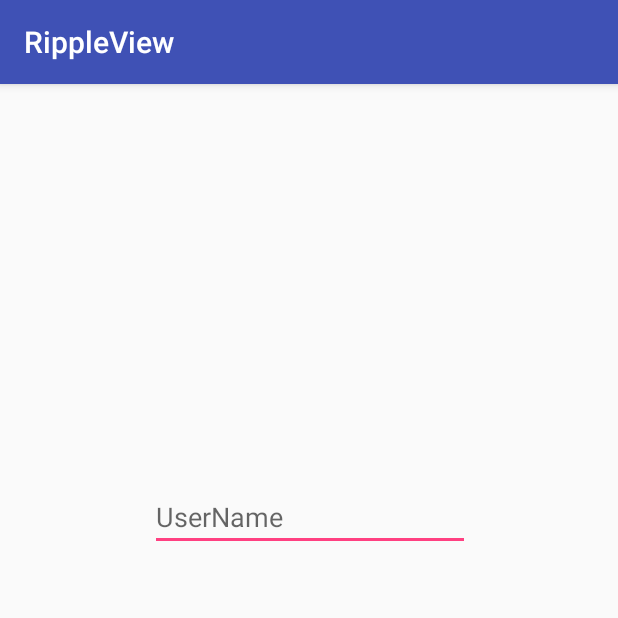
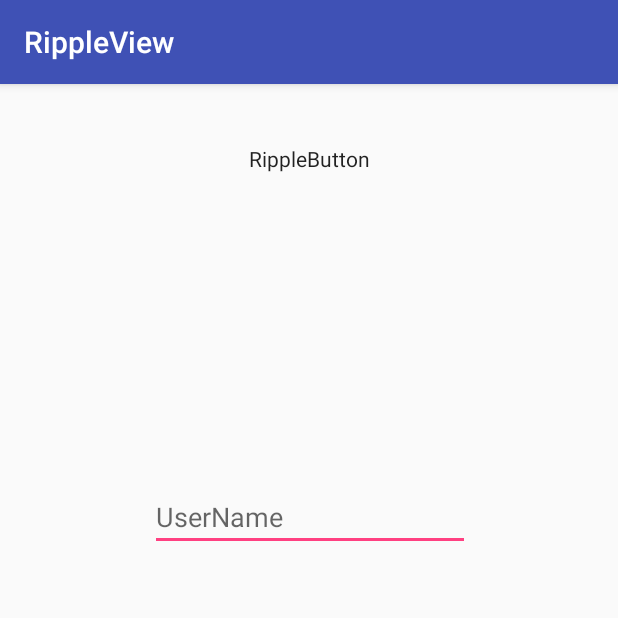
Before and after one commit to quanyan963/RippleView, an Android app: the screen it shows after launch (LoginActivity), on a phone screen of 412 x 824 dp, the top half of it. Run offline under Robolectric (Android 15) with nearby library versions, the phone set to English and light mode, and no system bars; our stand-ins replace ButterKnife; libraries missing offline, so code that uses them is left out: com.dhh.websocket, com.lzy.okgo; 6 statements that could not run were skipped.

Commit message:
ripplebutton

```diff
--- a/app/build.gradle
+++ b/app/build.gradle
@@ -10,7 +10,7 @@ android {
         versionName "1.0"
         testInstrumentationRunner "android.support.test.runner.AndroidJUnitRunner"
     }
-    compileOptions{
+    compileOptions {
         sourceCompatibility org.gradle.api.JavaVersion.VERSION_1_8
         targetCompatibility org.gradle.api.JavaVersion.VERSION_1_8
     }
@@ -38,7 +38,7 @@ dependencies {
     compile 'com.dhh:websocket2:1.3.0'
     implementation files('libs/gson-2.3.1.jar')
     implementation files('libs/login-with-amazon-sdk.jar')
-    //    compile 'com.jakewharton:butterknife:8.2.1'
-    //    annotationProcessor 'com.jakewharton:butterknife-compiler:8.2.1'
+    compile 'com.jakewharton:butterknife:8.2.1'
+    annotationProcessor 'com.jakewharton:butterknife-compiler:8.2.1'
     implementation files('libs/txtled.jar')
 }
--- a/app/src/main/java/com/example/komoriwu/rippleview/login/LoginActivity.java
+++ b/app/src/main/java/com/example/komoriwu/rippleview/login/LoginActivity.java
@@ -13,27 +13,34 @@ import android.widget.Toast;
 import com.example.komoriwu.rippleview.MainActivity;
 import com.example.komoriwu.rippleview.R;
 import com.example.komoriwu.rippleview.util.Constent;
+import com.example.komoriwu.rippleview.widget.RippleButton;
 import com.lzy.okgo.OkGo;
 import com.lzy.okgo.callback.StringCallback;
 import com.lzy.okgo.model.Response;
+
+import butterknife.BindView;
+import butterknife.ButterKnife;
+import butterknife.OnClick;
 
 
 /**
  * Created by KomoriWu on 2017/11/9.
  */
 
-public class LoginActivity extends AppCompatActivity implements View.OnClickListener{
+public class LoginActivity extends AppCompatActivity implements View.OnClickListener {
 
-    //@BindView(R.id.et_name)
+    @BindView(R.id.et_name)
     EditText etName;
-    //@BindView(R.id.et_pass)
+    @BindView(R.id.et_pass)
     EditText etPass;
-    //@BindView(R.id.btn_login)
+    @BindView(R.id.btn_login)
     Button btnLogin;
-    //@BindView(R.id.tv_register)
+    @BindView(R.id.tv_register)
     TextView tvRegister;
-    //@BindView(R.id.tv_forgot)
+    @BindView(R.id.tv_forgot)
     TextView tvForgot;
+    @BindView(R.id.rv_btn)
+    RippleButton rvBtn;
 
     private String userName;
     private String pass;
@@ -42,12 +49,13 @@ public class LoginActivity extends AppCompatActivity implements View.OnClickList
     protected void onCreate(@Nullable Bundle savedInstanceState) {
         super.onCreate(savedInstanceState);
         setContentView(R.layout.login);
+        ButterKnife.bind(this);
 
-        btnLogin = (Button) findViewById(R.id.btn_login);
-        etName = (EditText) findViewById(R.id.et_name);
-        etPass = (EditText) findViewById(R.id.et_pass);
-        tvRegister = (TextView) findViewById(R.id.tv_register);
-        tvForgot = (TextView) findViewById(R.id.tv_forgot);
+//        btnLogin = (Button) findViewById(R.id.btn_login);
+//        etName = (EditText) findViewById(R.id.et_name);
+//        etPass = (EditText) findViewById(R.id.et_pass);
+//        tvRegister = (TextView) findViewById(R.id.tv_register);
+//        tvForgot = (TextView) findViewById(R.id.tv_forgot);
         btnLogin.setOnClickListener(this);
         tvForgot.setOnClickListener(this);
         tvRegister.setOnClickListener(this);
@@ -61,11 +69,11 @@ public class LoginActivity extends AppCompatActivity implements View.OnClickList
             Toast.makeText(this, "Please enter the UserName", Toast.LENGTH_SHORT).show();
             return false;
         }
-        if (pass.length() == 0){
+        if (pass.length() == 0) {
             Toast.makeText(this, "Please enter the Password", Toast.LENGTH_SHORT).show();
             return false;
         }
-            return true;
+        return true;
     }
 
     @Override
@@ -73,7 +81,7 @@ public class LoginActivity extends AppCompatActivity implements View.OnClickList
         switch (v.getId()) {
             case R.id.btn_login:
                 if (check()) {
-                    OkGo.<String>get(Constent.HEAD+Constent.LOGIN+"?username="+userName+"&password="+pass)
+                    OkGo.<String>get(Constent.HEAD + Constent.LOGIN + "?username=" + userName + "&password=" + pass)
                             .tag(this)
                             .execute(new StringCallback() {
                                 @Override
@@ -85,7 +93,7 @@ public class LoginActivity extends AppCompatActivity implements View.OnClickList
                 }
                 break;
             case R.id.tv_register:
-                OkGo.<String>post(Constent.HEAD+Constent.REGISTER)
+                OkGo.<String>post(Constent.HEAD + Constent.REGISTER)
                         .tag(this)
                         .execute(new StringCallback() {
                             @Override
@@ -95,7 +103,7 @@ public class LoginActivity extends AppCompatActivity implements View.OnClickList
                         });
                 break;
             case R.id.tv_forgot:
-                OkGo.<String>post(Constent.HEAD+Constent.FORGOT)
+                OkGo.<String>post(Constent.HEAD + Constent.FORGOT)
                         .tag(this)
                         .execute(new StringCallback() {
                             @Override
@@ -106,4 +114,18 @@ public class LoginActivity extends AppCompatActivity implements View.OnClickList
                 break;
         }
     }
+
+//    @OnClick({R.id.rv_btn, R.id.btn_login, R.id.tv_forgot, R.id.tv_register})
+//    public void onViewClicked(View view) {
+//        switch (view.getId()) {
+//            case R.id.rv_btn:
+//                break;
+//            case R.id.btn_login:
+//                break;
+//            case R.id.tv_forgot:
+//                break;
+//            case R.id.tv_register:
+//                break;
+//        }
+//    }
 }
--- /dev/null
+++ b/app/src/main/java/com/example/komoriwu/rippleview/widget/RippleButton.java
@@ -0,0 +1,75 @@
+package com.example.komoriwu.rippleview.widget;
+
+import android.annotation.SuppressLint;
+import android.content.Context;
+import android.graphics.Bitmap;
+import android.graphics.BitmapFactory;
+import android.graphics.Canvas;
+import android.graphics.drawable.Drawable;
+import android.support.annotation.NonNull;
+import android.support.annotation.Nullable;
+import android.util.AttributeSet;
+import android.view.MotionEvent;
+import android.view.View;
+import android.widget.Button;
+
+import com.example.komoriwu.rippleview.R;
+
+/**
+ * Created by KomoriWu on 2017/12/14.
+ */
+
+@SuppressLint("AppCompatCustomView")
+public class RippleButton extends Button {
+    private RippleDrawable mRippleDrawable;
+    private Bitmap mBitmap;
+    private double maxRaduio;
+    public RippleButton(Context context) {
+        this(context,null);
+    }
+
+    public RippleButton(Context context, AttributeSet attrs) {
+        this(context, attrs,0);
+    }
+
+    public RippleButton(Context context, AttributeSet attrs, int defStyleAttr) {
+        super(context, attrs, defStyleAttr);
+//        mRippleDrawable = new RippleDrawable(BitmapFactory.
+//                decodeResource(getResources(), R.mipmap.ic_launcher));
+        mRippleDrawable = new RippleDrawable();
+        //设置刷新接口，此接口在view中已经实现  无需new
+        mRippleDrawable.setCallback(this);
+    }
+
+    //invalidateSelf()中会初始化区域，不写onSizeChanged  初始化的所有参数为空  自然无法绘制
+    @Override
+    protected void onSizeChanged(int w, int h, int oldw, int oldh) {
+        super.onSizeChanged(w, h, oldw, oldh);
+
+        //设置drawable绘制及刷新区域
+        mRippleDrawable.setBounds(0,0,getWidth(),getHeight());
+    }
+
+    //验证drawable  让其能够走通invalidateSelf()方法
+    @Override
+    protected boolean verifyDrawable(@NonNull Drawable who) {
+        return who == mRippleDrawable || super.verifyDrawable(who);
+    }
+
+    @Override
+    protected void onDraw(Canvas canvas) {
+
+
+        //绘制自己的drawable  先绘制自己的drawable  不然会覆盖xml中的其他效果
+        mRippleDrawable.draw(canvas);
+
+        super.onDraw(canvas);
+    }
+
+    @Override
+    public boolean onTouchEvent(MotionEvent event) {
+        mRippleDrawable.onTouch(event);
+        //return super.onTouchEvent(event);
+        return true;
+    }
+}
--- a/app/src/main/res/layout/login.xml
+++ b/app/src/main/res/layout/login.xml
@@ -1,10 +1,19 @@
 <?xml version="1.0" encoding="utf-8"?>
-<android.support.constraint.ConstraintLayout
-    xmlns:android="http://schemas.android.com/apk/res/android"
+<android.support.constraint.ConstraintLayout xmlns:android="http://schemas.android.com/apk/res/android"
     xmlns:app="http://schemas.android.com/apk/res-auto"
     xmlns:tools="http://schemas.android.com/tools"
     android:layout_width="match_parent"
     android:layout_height="match_parent">
+
+    <com.example.komoriwu.rippleview.widget.RippleButton
+        android:id="@+id/rv_btn"
+        android:layout_width="0dp"
+        android:layout_height="100dp"
+        app:layout_constraintEnd_toEndOf="parent"
+        app:layout_constraintStart_toStartOf="parent"
+        app:layout_constraintTop_toTopOf="parent"
+        android:gravity="center"
+        android:text="RippleButton"/>
 
     <EditText
         android:id="@+id/et_name"
@@ -60,8 +69,7 @@
         android:layout_marginTop="60dp"
         android:text="forgot?"
         app:layout_constraintStart_toStartOf="@+id/btn_login"
-        app:layout_constraintTop_toBottomOf="@+id/btn_login"
-        android:layout_marginLeft="76dp" />
+        app:layout_constraintTop_toBottomOf="@+id/btn_login" />
 
     <TextView
         android:id="@+id/tv_register"
@@ -73,6 +81,5 @@
         app:layout_constraintEnd_toEndOf="parent"
         app:layout_constraintHorizontal_bias="0.258"
         app:layout_constraintStart_toEndOf="@+id/tv_forgot"
-        app:layout_constraintTop_toBottomOf="@+id/btn_login"
-        android:layout_marginLeft="8dp" />
+        app:layout_constraintTop_toBottomOf="@+id/btn_login" />
 </android.support.constraint.ConstraintLayout>
```
Also changed, not shown: app/src/main/java/com/example/komoriwu/rippleview/widget/RippleDrawable.java (added, +291 -0 lines).
